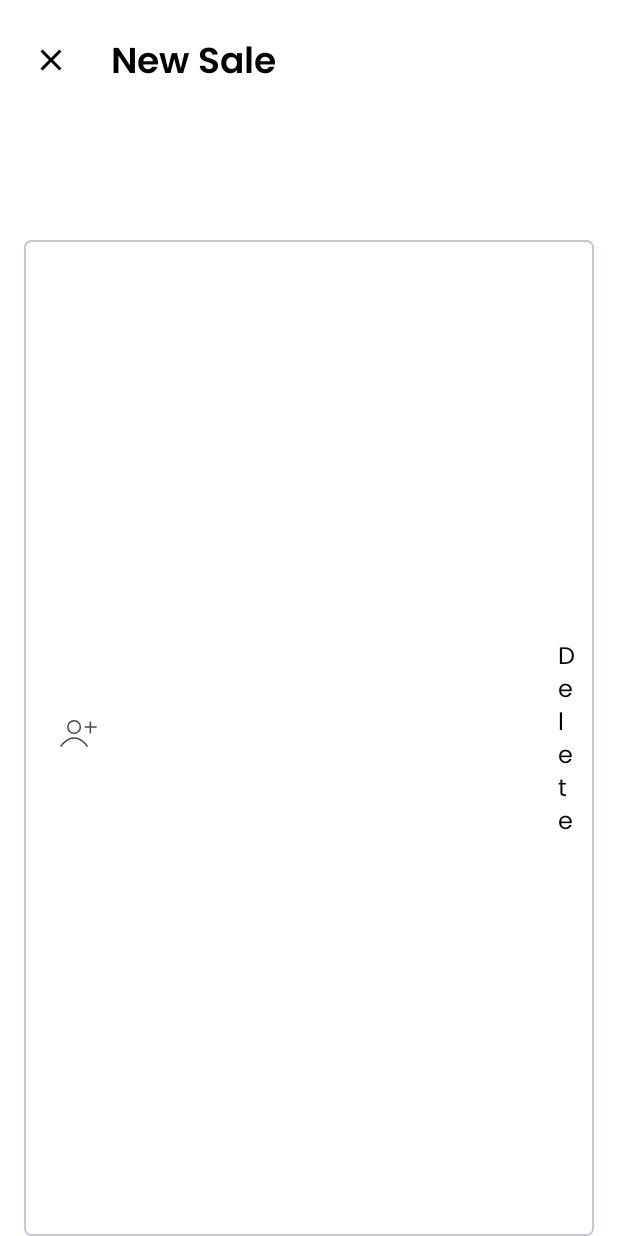
After one commit to thobbiz/Stockey, an Android app built with Jetpack Compose: the composable SaleScreen shown on its own in the app's theme, on a phone screen of 412 x 824 dp. The commit adds this screen. Run offline under Robolectric (Android 15) with nearby library versions, the phone set to English and light mode, and no system bars; 3 statements that could not run were skipped.

```diff
--- a/Android/app/src/main/java/com/example/project_umbrella/model/Product.kt
+++ b/Android/app/src/main/java/com/example/project_umbrella/model/Product.kt
@@ -7,10 +7,12 @@ import androidx.room.PrimaryKey
 @Entity(tableName = "products")
 data class Product(
     @PrimaryKey(autoGenerate = true)
-    val productId: Int = 0,
+    val id: Int = 0,
+    val owner: String,
     val name: String,
     val costPrice: Double,
     val sellingPrice: Double,
     val quantity: Int,
-    val measurementUnit: String
+    val unit: String,
+    val description: String
 )
--- a/Android/app/src/main/java/com/example/project_umbrella/ui/screens/HomeScreens/NewSaleScreen.kt
+++ /dev/null
@@ -1 +0,0 @@
-package com.example.project_umbrella.ui.screens.HomeScreens
--- /dev/null
+++ b/Android/app/src/main/java/com/example/project_umbrella/ui/screens/HomeScreens/SaleScreen.kt
@@ -0,0 +1,122 @@
+package com.example.project_umbrella.ui.screens.HomeScreens
+
+import androidx.compose.foundation.layout.Arrangement
+import androidx.compose.foundation.layout.Column
+import androidx.compose.foundation.layout.Row
+import androidx.compose.foundation.layout.Spacer
+import androidx.compose.foundation.layout.calculateEndPadding
+import androidx.compose.foundation.layout.calculateStartPadding
+import androidx.compose.foundation.layout.fillMaxSize
+import androidx.compose.foundation.layout.fillMaxWidth
+import androidx.compose.foundation.layout.padding
+import androidx.compose.foundation.layout.size
+import androidx.compose.foundation.lazy.LazyColumn
+import androidx.compose.foundation.lazy.items
+import androidx.compose.foundation.shape.RoundedCornerShape
+import androidx.compose.material3.Icon
+import androidx.compose.material3.MaterialTheme
+import androidx.compose.material3.OutlinedButton
+import androidx.compose.material3.Scaffold
+import androidx.compose.material3.Text
+import androidx.compose.runtime.Composable
+import androidx.compose.ui.Alignment
+import androidx.compose.ui.Modifier
+import androidx.compose.ui.graphics.vector.ImageVector
+import androidx.compose.ui.platform.LocalLayoutDirection
+import androidx.compose.ui.res.stringResource
+import androidx.compose.ui.res.vectorResource
+import androidx.compose.ui.unit.dp
+import com.example.project_umbrella.R
+import com.example.project_umbrella.data.Product
+import com.example.project_umbrella.ui.navigation.NavigationDestination
+import com.example.project_umbrella.ui.screens.inventory.AddProductTopAppBar
+
+object SaleDestination: NavigationDestination {
+    override val route = "Sale"
+    override val titleRes = R.string.new_sale
+}
+
+@Composable
+fun SaleScreen(
+    navigateBack: () -> Unit,
+) {
+    Scaffold(
+        containerColor = MaterialTheme.colorScheme.background,
+        topBar = {
+            AddProductTopAppBar(
+                title = stringResource(R.string.new_sale),
+                navigateBack = navigateBack
+            )
+        }
+    ) { innerPadding ->
+        SaleBody(
+            modifier = Modifier
+                .fillMaxSize()
+                .padding(
+                    start = innerPadding.calculateStartPadding(LocalLayoutDirection.current),
+                    end = innerPadding.calculateEndPadding(LocalLayoutDirection.current),
+                    top = innerPadding.calculateTopPadding()
+                )
+        )
+    }
+}
+
+@Composable
+fun SaleBody(modifier: Modifier) {
+    Column(
+        modifier = modifier.fillMaxSize()
+    ) {
+        OutlinedButton(
+            onClick = { },
+            shape = RoundedCornerShape(5.dp),
+            modifier = modifier
+                .fillMaxWidth()
+                .padding(horizontal = 16.dp)
+        ) {
+            Row(
+                verticalAlignment = Alignment.CenterVertically,
+                horizontalArrangement = Arrangement.Center
+            ) {
+                Icon(
+                    imageVector = ImageVector.vectorResource(R.drawable.contact),
+                    contentDescription = null
+                )
+                Spacer(modifier = modifier.size(10.dp))
+                Text(
+                    stringResource(R.string.delete),
+                    style = MaterialTheme.typography.bodyMedium,
+                    color = MaterialTheme.colorScheme.onPrimary
+                )
+            }
+        }
+
+        ScrollableTable()
+    }
+}
+
+@Composable
+fun ScrollableTable(products: List<Product>) {
+    LazyColumn (
+
+    ) {
+        item {
+            Row(
+                modifier = Modifier.fillMaxWidth()
+            ) {
+                Text("Product", style = MaterialTheme.typography.bodyMedium)
+                Text("Quantity", style = MaterialTheme.typography.bodyMedium)
+                Text("Total", style = MaterialTheme.typography.bodyMedium)
+            }
+        }
+
+        items(products) { products ->
+            Row(
+                modifier = Modifier.fillMaxWidth()
+            ) {
+                Text("Product", style = MaterialTheme.typography.bodyMedium)
+                Text("Quantity", style = MaterialTheme.typography.bodyMedium)
+                Text("Total", style = MaterialTheme.typography.bodyMedium)
+            }
+        }
+    }
+}
--- a/Android/app/src/main/java/com/example/project_umbrella/ui/screens/inventory/AddProductScreen.kt
+++ b/Android/app/src/main/java/com/example/project_umbrella/ui/screens/inventory/AddProductScreen.kt
@@ -65,7 +65,7 @@ fun AddProductScreen(
         topBar = {
             AddProductTopAppBar(
                 title = stringResource(R.string.add_new_product),
-                navigateUp = onNavigateUp
+                navigateBack = onNavigateUp
             )
         },
         modifier = Modifier.background(MaterialTheme.colorScheme.primary).fillMaxSize()
@@ -251,7 +251,7 @@ fun AddProductForm(
 @Composable
 fun AddProductTopAppBar(
     title: String,
-    navigateUp: () -> Unit = {}
+    navigateBack: () -> Unit = {}
 ) {
     Row(
         verticalAlignment = Alignment.CenterVertically,
@@ -260,7 +260,7 @@ fun AddProductTopAppBar(
             .fillMaxWidth()
             .padding(top = 16.dp, bottom = 16.dp, start = 10.dp)
     ) {
-        IconButton(onClick = navigateUp, modifier = Modifier.padding(0.dp)) {
+        IconButton(onClick = navigateBack, modifier = Modifier.padding(0.dp)) {
             Icon(
                 imageVector = Filled.Clear,
                 contentDescription = stringResource(R.string.back_button),
--- a/Android/app/src/main/java/com/example/project_umbrella/ui/screens/inventory/ProductDetails.kt
+++ b/Android/app/src/main/java/com/example/project_umbrella/ui/screens/inventory/ProductDetails.kt
@@ -179,7 +179,7 @@ fun ProductDetails(
            )
             ProductDetailsRow(
                 labelResId = R.string.quantity_in_store,
-                productDetail = "${product.quantity} ${product.measurementUnit}",
+                productDetail = "${product.quantity} ${product.unit}",
                 modifier = Modifier.padding(
                     horizontal = 16.dp
                 )
--- /dev/null
+++ b/Android/app/src/main/res/drawable/contact.xml
@@ -0,0 +1,19 @@
+<vector xmlns:android="http://schemas.android.com/apk/res/android"
+    android:width="25dp"
+    android:height="24dp"
+    android:viewportWidth="25"
+    android:viewportHeight="24">
+  <path
+      android:pathData="M20.732,1.028V4.183H24.386L24.429,5.182H20.732V9L19.733,8.972V5.182H16.465L16.421,4.183H19.733V1L20.732,1.028Z"
+      android:fillColor="#000000"/>
+  <path
+      android:strokeWidth="1"
+      android:pathData="M9.396,4.67m-4.163,0a4.163,4.163 0,1 1,8.326 0a4.163,4.163 0,1 1,-8.326 0"
+      android:fillColor="#00000000"
+      android:strokeColor="#000000"/>
+  <path
+      android:strokeWidth="1"
+      android:pathData="M0.421,17.802C1.6,15.963 2.999,14.503 4.539,13.508C6.079,12.512 7.73,12 9.396,12C11.063,12 12.714,12.512 14.254,13.508C15.794,14.503 17.193,15.963 18.372,17.802"
+      android:fillColor="#00000000"
+      android:strokeColor="#000000"/>
+</vector>
--- a/Android/app/src/main/res/values/strings.xml
+++ b/Android/app/src/main/res/values/strings.xml
@@ -35,4 +35,5 @@
     <string name="home">Home</string>
     <string name="revenue">Revenue</string>
     <string name="dashboard">Dashboard</string>
+    <string name="new_sale">New Sale</string>
 </resources>
```
Also changed, not shown: Android/app/src/main/java/com/example/project_umbrella/data/AppDatabase.kt (renamed from Android/app/src/main/java/com/example/project_umbrella/data/ProductDatabase.kt, +7 -5 lines), Android/app/src/main/java/com/example/project_umbrella/data/OfflineProductsRepository.kt (+14 -8 lines), Android/app/src/main/java/com/example/project_umbrella/data/OrderDao.kt (added, +35 -0 lines), Android/app/src/main/java/com/example/project_umbrella/data/OrderProductDao.kt (added, +20 -0 lines), Android/app/src/main/java/com/example/project_umbrella/data/ProductDao.kt (+19 -9 lines), Android/app/src/main/java/com/example/project_umbrella/data/ProductsRepository.kt (+13 -10 lines), Android/app/src/main/java/com/example/project_umbrella/model/Order.kt (added, +30 -0 lines), Android/app/src/main/java/com/example/project_umbrella/model/OrderProduct.kt (added, +11 -0 lines), Android/app/src/main/java/com/example/project_umbrella/ui/navigation/InventoryNavGraph.kt (+17 -1 lines), Android/app/src/main/java/com/example/project_umbrella/ui/screens/HomeScreens/HomeScreen.kt (+13 -6 lines).
